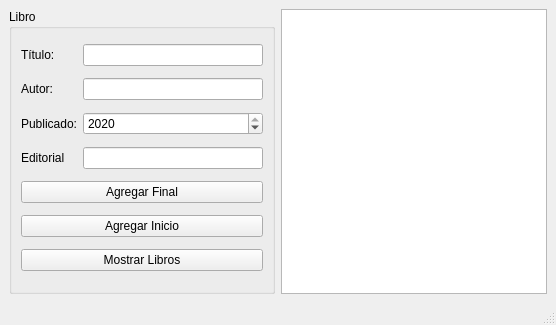
First picture: the form in ui_libreria.ui, repository micheldavalos/qt-for-python, before the edit.
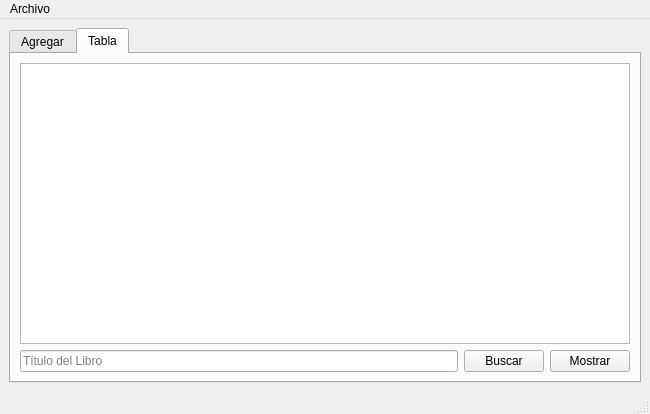
Second picture: the form after the edit.

The edit to the form file:
```diff
--- a/ui_libreria.ui
+++ b/ui_libreria.ui
@@ -6,8 +6,8 @@
    <rect>
     <x>0</x>
     <y>0</y>
-    <width>556</width>
-    <height>325</height>
+    <width>650</width>
+    <height>414</height>
    </rect>
   </property>
   <property name="windowTitle">
@@ -16,6 +16,16 @@
   <widget class="QWidget" name="centralwidget">
    <layout class="QGridLayout" name="gridLayout_2">
     <item row="0" column="0">
+     <widget class="QTabWidget" name="tabWidget">
+      <property name="currentIndex">
+       <number>1</number>
+      </property>
+      <widget class="QWidget" name="tab">
+       <attribute name="title">
+        <string>Agregar</string>
+       </attribute>
+       <layout class="QGridLayout" name="gridLayout_3">
+        <item row="0" column="0">
      <widget class="QGroupBox" name="groupBox">
       <property name="title">
        <string>Libro</string>
@@ -100,15 +110,58 @@
     </item>
    </layout>
   </widget>
+      <widget class="QWidget" name="tab_2">
+       <attribute name="title">
+        <string>Tabla</string>
+       </attribute>
+       <layout class="QGridLayout" name="gridLayout_4">
+        <item row="0" column="0" colspan="3">
+         <widget class="QTableWidget" name="tabla"/>
+        </item>
+        <item row="1" column="0">
+         <widget class="QLineEdit" name="buscar_lineEdit">
+          <property name="placeholderText">
+           <string>Título del Libro</string>
+          </property>
+         </widget>
+        </item>
+        <item row="1" column="1">
+         <widget class="QPushButton" name="buscar_pushButton">
+          <property name="text">
+           <string>Buscar</string>
+          </property>
+         </widget>
+        </item>
+        <item row="1" column="2">
+         <widget class="QPushButton" name="mostrar_tabla_pushButton">
+          <property name="text">
+           <string>Mostrar</string>
+          </property>
+         </widget>
+        </item>
+       </layout>
+      </widget>
+     </widget>
+    </item>
+   </layout>
+  </widget>
   <widget class="QMenuBar" name="menubar">
    <property name="geometry">
     <rect>
      <x>0</x>
      <y>0</y>
-     <width>556</width>
+     <width>650</width>
      <height>22</height>
     </rect>
    </property>
+   <widget class="QMenu" name="menuArchivo">
+    <property name="title">
+     <string>Archivo</string>
+    </property>
+    <addaction name="actionAbrir"/>
+    <addaction name="actionGuadar"/>
+   </widget>
+   <addaction name="menuArchivo"/>
   </widget>
   <widget class="QStatusBar" name="statusbar"/>
  </widget>
```
Left out of the diff: 19 changed lines with no effect on the pictures. Lines whose indentation alone changed are shown as unchanged.
